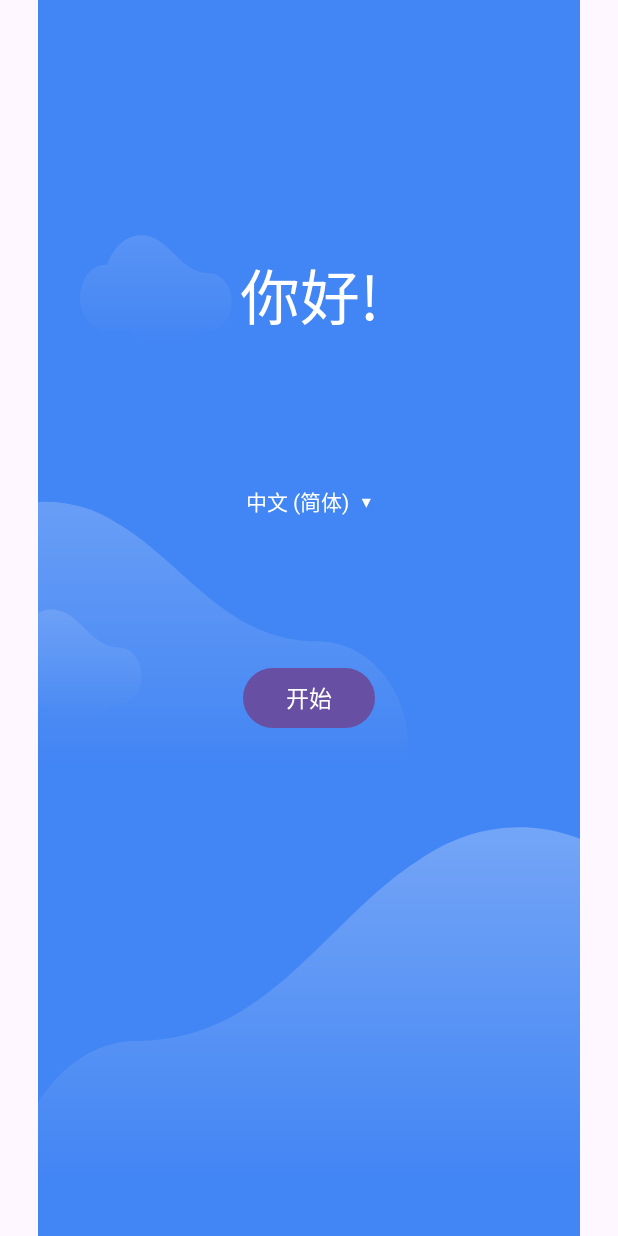
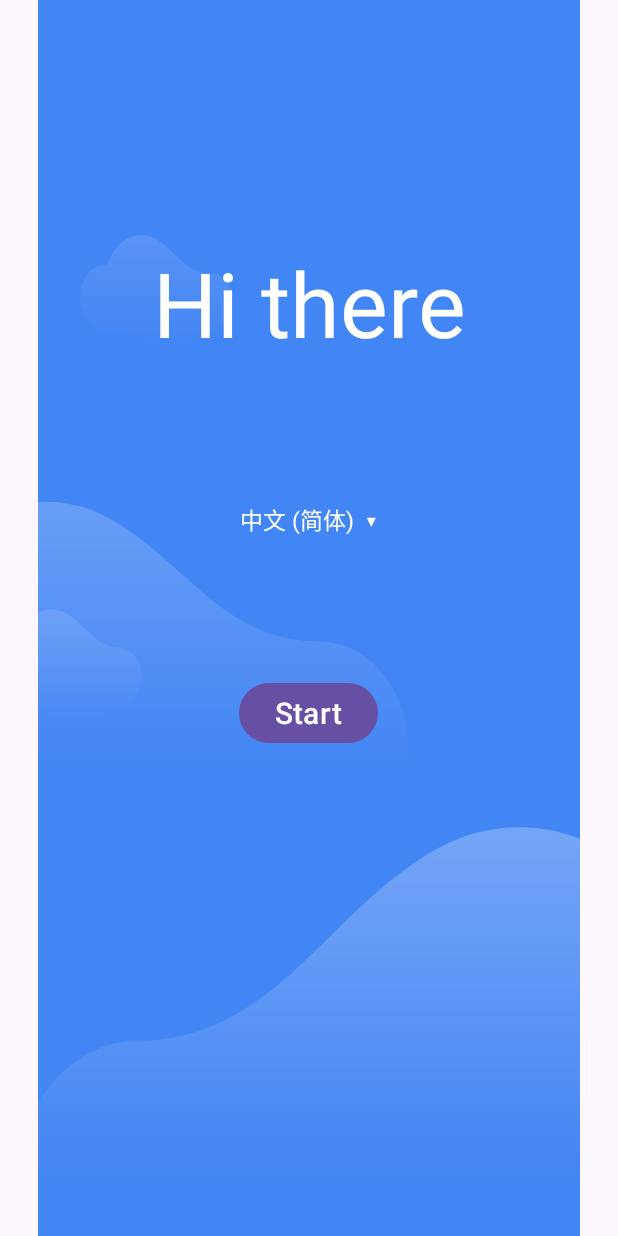
Before and after one commit to dearhj/StartupWizard, an Android app: the screen it shows after launch (MainActivity), on a phone screen of 412 x 824 dp. Run offline under Robolectric (Android 15) with nearby library versions, the phone set to English and light mode, and no system bars; libraries missing offline, so code that uses them is left out: com.android.internal.

Commit message:
适配多语种

```diff
--- a/app/src/main/java/com/android/startupwizard/MainActivity.kt
+++ b/app/src/main/java/com/android/startupwizard/MainActivity.kt
@@ -58,14 +58,14 @@ class MainActivity : AppCompatActivity() {
     private fun showLanguagePicker(activity: Activity) {
         val adapter = constructLocaleAdapter(activity)
         AlertDialog.Builder(activity)
-            .setTitle("选择您的语言")
+            .setTitle(getString(R.string.chooseLanguageTitle))
             .setAdapter(adapter) { _, which ->
                 updateLocale(adapter.getItem(which)!!.locale)
                 currentLanguage = LocalePicker.getLocales()[0].toLanguageTag()
                 chooseLanguage?.text = getDisplayName(currentLanguage)
                 sp?.edit()?.putString("language", currentLanguage)?.apply()
             }
-            .setNegativeButton("取消") { dialog, _ -> dialog.dismiss() }
+            .setNegativeButton(getString(R.string.cancel)) { dialog, _ -> dialog.dismiss() }
             .create().show()
     }
 }
--- a/app/src/main/res/layout/activity_main.xml
+++ b/app/src/main/res/layout/activity_main.xml
@@ -29,9 +29,9 @@
             android:layout_width="match_parent"
             android:layout_height="wrap_content"
             android:gravity="center"
-            android:text="你好!"
+            android:text="@string/welcome"
             android:textColor="@color/white"
-            android:textSize="40sp" />
+            android:textSize="60sp" />
 
         <View
             android:layout_width="0dp"
@@ -57,6 +57,7 @@
                 android:paddingStart="10dp"
                 android:text="ENGLISH (UNITED STATES)"
                 android:textColor="@color/white"
+                android:textSize="15sp"
                 tools:ignore="HardcodedText,RtlSymmetry" />
 
             <TextView
@@ -83,8 +84,8 @@
             android:layout_width="wrap_content"
             android:layout_height="wrap_content"
             android:gravity="center"
-            android:text="开始"
-            android:textSize="15sp" />
+            android:text="@string/startButton"
+            android:textSize="20sp" />
 
         <View
             android:layout_width="0dp"
--- a/app/src/main/res/values-night/themes.xml
+++ /dev/null
@@ -1,7 +0,0 @@
-<resources xmlns:tools="http://schemas.android.com/tools">
-    <!-- Base application theme. -->
-    <style name="Base.Theme.StartupWizard" parent="Theme.Material3.DayNight.NoActionBar">
-        <!-- Customize your dark theme here. -->
-        <!-- <item name="colorPrimary">@color/my_dark_primary</item> -->
-    </style>
-</resources>
--- a/app/src/main/res/values/strings.xml
+++ b/app/src/main/res/values/strings.xml
@@ -1,3 +1,7 @@
 <resources>
-    <string name="app_name">StartupWizard</string>
+    <string name="app_name" translatable="false">StartupWizard</string>
+    <string name="welcome">Hi there</string>
+    <string name="startButton">Start</string>
+    <string name="chooseLanguageTitle">Choose your language</string>
+    <string name="cancel">Cancel</string>
 </resources>
```
Also changed, not shown: 4 other files.
